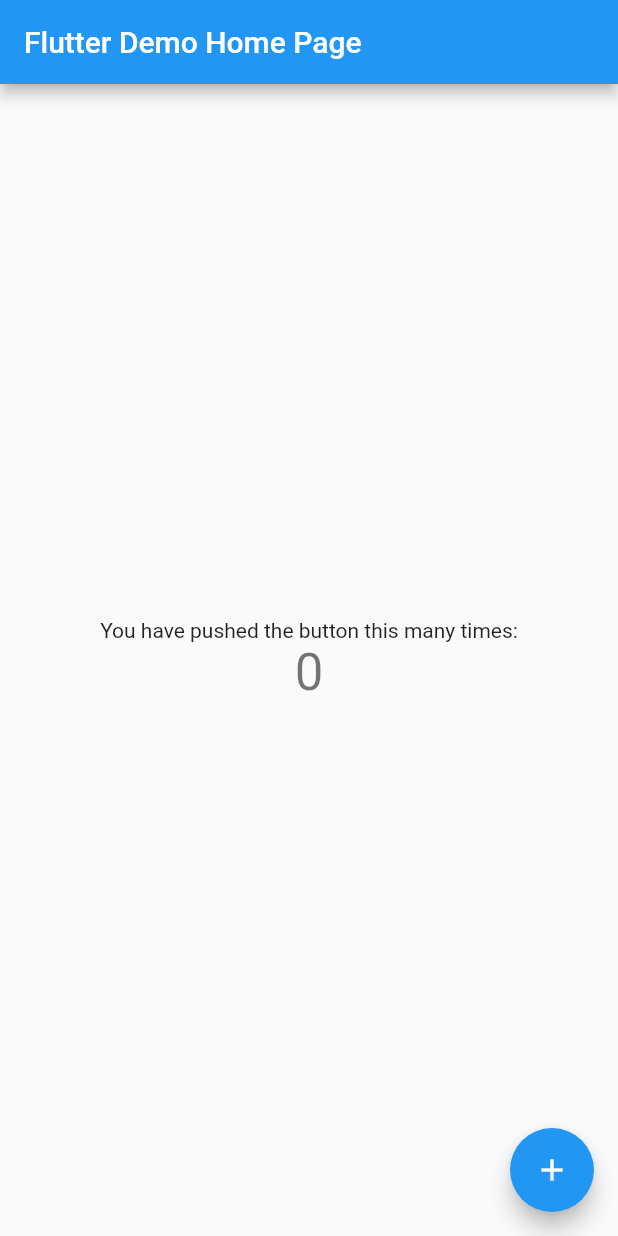
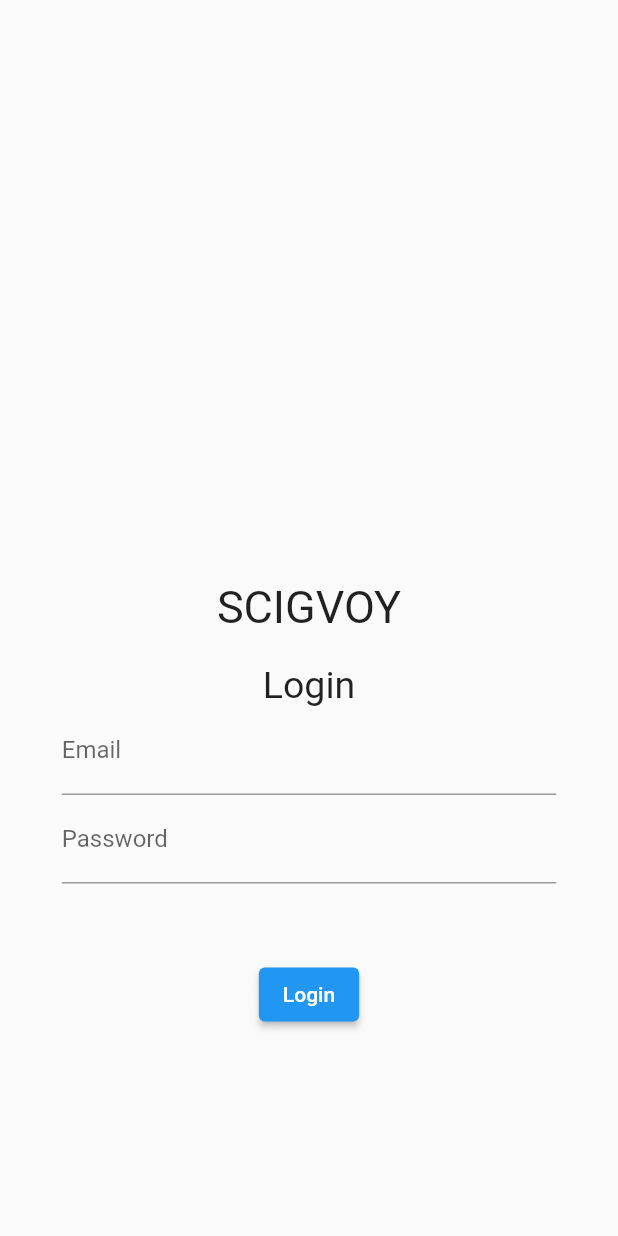
Before and after one commit to smit-mist/Transformer-Tracking-System, a Flutter app: the screen it shows after launch, on a phone screen of 412 x 824 dp. Run offline on Flutter 3.47's test engine with Material 2 defaults, Android fonts, the phone set to English and light mode, and no system bars.

Commit message:
Login/ SignUp Created

```diff
--- /dev/null
+++ b/lib/login_screen.dart
@@ -0,0 +1,63 @@
+import 'package:flutter/material.dart';
+
+class LoginScreen extends StatefulWidget {
+  @override
+  _LoginScreenState createState() => _LoginScreenState();
+}
+
+class _LoginScreenState extends State<LoginScreen> {
+  @override
+  Widget build(BuildContext context) {
+    double w = MediaQuery.of(context).size.width;
+    return SafeArea(
+      child: Scaffold(
+        body: Container(
+          padding: EdgeInsets.symmetric(horizontal: w * 0.1),
+          child: Center(
+            child: SingleChildScrollView(
+              child: Column(
+                crossAxisAlignment: CrossAxisAlignment.center,
+                //mainAxisAlignment: MainAxisAlignment.spaceEvenly,
+                children: [
+                  SizedBox(
+                    height: 250,
+                  ),
+                  Text(
+                    'SCIGVOY',
+                    style: TextStyle(fontSize: 30),
+                  ),
+                  SizedBox(
+                    height: 20,
+                  ),
+                  Text(
+                    'Login',
+                    style: TextStyle(fontSize: 25),
+                  ),
+                  TextField(
+                    decoration: InputDecoration(
+                      labelText: 'Email',
+                    ),
+                  ),
+                  TextField(
+                    decoration: InputDecoration(
+                      labelText: 'Password',
+                    ),
+                    obscureText: true,
+                  ),
+                  SizedBox(height: 50,),
+                  ElevatedButton(
+                    onPressed: () {},
+                    child: Text(
+                      'Login',
+                    ),
+
+                  )
+                ],
+              ),
+            ),
+          ),
+        ),
+      ),
+    );
+  }
+}
--- a/lib/main.dart
+++ b/lib/main.dart
@@ -1,4 +1,6 @@
 import 'package:flutter/material.dart';
+import 'package:tts/login_screen.dart';
+import 'package:tts/sign_in_screen.dart';
 
 void main() {
   runApp(MyApp());
@@ -11,103 +13,9 @@ class MyApp extends StatelessWidget {
     return MaterialApp(
       title: 'Flutter Demo',
       theme: ThemeData(
-        // This is the theme of your application.
-        //
-        // Try running your application with "flutter run". You'll see the
-        // application has a blue toolbar. Then, without quitting the app, try
-        // changing the primarySwatch below to Colors.green and then invoke
-        // "hot reload" (press "r" in the console where you ran "flutter run",
-        // or simply save your changes to "hot reload" in a Flutter IDE).
-        // Notice that the counter didn't reset back to zero; the application
-        // is not restarted.
         primarySwatch: Colors.blue,
       ),
-      home: MyHomePage(title: 'Flutter Demo Home Page'),
+      home:LoginScreen(),
     );
   }
 }
-
-class MyHomePage extends StatefulWidget {
-  MyHomePage({Key key, this.title}) : super(key: key);
-
-  // This widget is the home page of your application. It is stateful, meaning
-  // that it has a State object (defined below) that contains fields that affect
-  // how it looks.
-
-  // This class is the configuration for the state. It holds the values (in this
-  // case the title) provided by the parent (in this case the App widget) and
-  // used by the build method of the State. Fields in a Widget subclass are
-  // always marked "final".
-
-  final String title;
-
-  @override
-  _MyHomePageState createState() => _MyHomePageState();
-}
-
-class _MyHomePageState extends State<MyHomePage> {
-  int _counter = 0;
-
-  void _incrementCounter() {
-    setState(() {
-      // This call to setState tells the Flutter framework that something has
-      // changed in this State, which causes it to rerun the build method below
-      // so that the display can reflect the updated values. If we changed
-      // _counter without calling setState(), then the build method would not be
-      // called again, and so nothing would appear to happen.
-      _counter++;
-    });
-  }
-
-  @override
-  Widget build(BuildContext context) {
-    // This method is rerun every time setState is called, for instance as done
-    // by the _incrementCounter method above.
-    //
-    // The Flutter framework has been optimized to make rerunning build methods
-    // fast, so that you can just rebuild anything that needs updating rather
-    // than having to individually change instances of widgets.
-    return Scaffold(
-      appBar: AppBar(
-        // Here we take the value from the MyHomePage object that was created by
-        // the App.build method, and use it to set our appbar title.
-        title: Text(widget.title),
-      ),
-      body: Center(
-        // Center is a layout widget. It takes a single child and positions it
-        // in the middle of the parent.
-        child: Column(
-          // Column is also a layout widget. It takes a list of children and
-          // arranges them vertically. By default, it sizes itself to fit its
-          // children horizontally, and tries to be as tall as its parent.
-          //
-          // Invoke "debug painting" (press "p" in the console, choose the
-          // "Toggle Debug Paint" action from the Flutter Inspector in Android
-          // Studio, or the "Toggle Debug Paint" command in Visual Studio Code)
-          // to see the wireframe for each widget.
-          //
-          // Column has various properties to control how it sizes itself and
-          // how it positions its children. Here we use mainAxisAlignment to
-          // center the children vertically; the main axis here is the vertical
-          // axis because Columns are vertical (the cross axis would be
-          // horizontal).
-          mainAxisAlignment: MainAxisAlignment.center,
-          children: <Widget>[
-            Text(
-              'You have pushed the button this many times:',
-            ),
-            Text(
-              '$_counter',
-              style: Theme.of(context).textTheme.headline4,
-            ),
-          ],
-        ),
-      ),
-      floatingActionButton: FloatingActionButton(
-        onPressed: _incrementCounter,
-        tooltip: 'Increment',
-        child: Icon(Icons.add),
-      ), // This trailing comma makes auto-formatting nicer for build methods.
-    );
-  }
-}
```
Also changed, not shown: lib/sign_in_screen.dart (added, +92 -0 lines).
